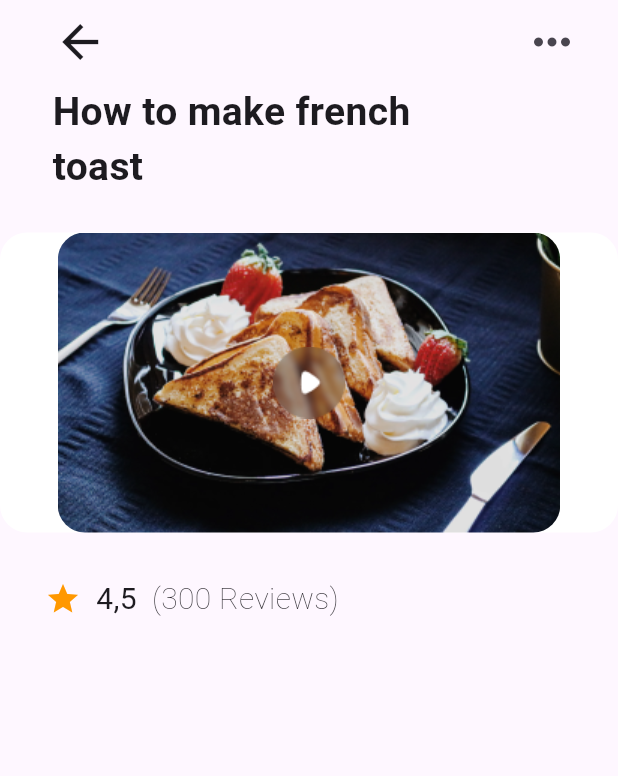
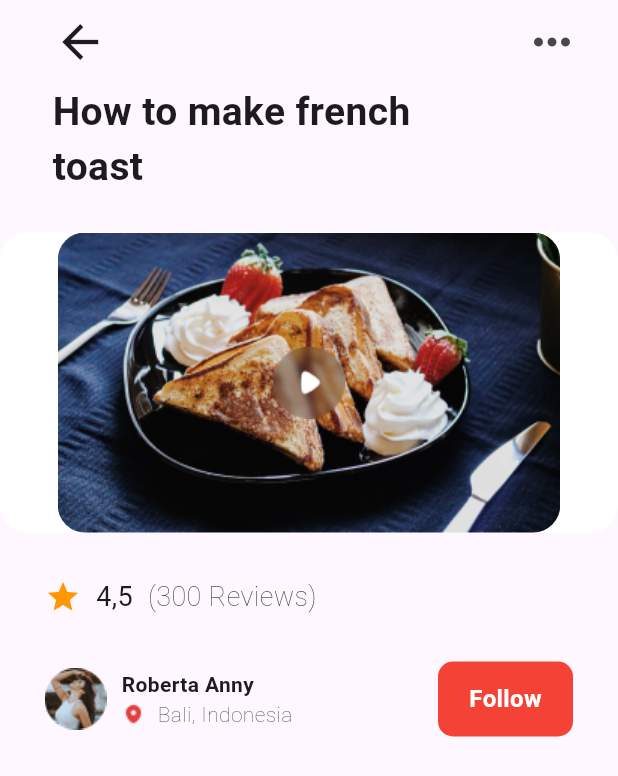
Before and after one commit to Gbeminiyi-S/foodrecipe, a Flutter app: the screen it shows after launch, on a phone screen of 412 x 824 dp. Shown: the top 776 px of the screen. Run offline on Flutter 3.47's test engine with Material 3 defaults, Android fonts, the phone set to English and light mode, and no system bars.

Commit message:
Add user section

```diff
--- a/food_recipe/lib/main.dart
+++ b/food_recipe/lib/main.dart
@@ -45,6 +45,7 @@ class _HomePageState extends State<HomePage> {
                 bgImg: "assets/images/pizza_dish.png",
                 frImg: "assets/images/play_button.png"),
             RatingSection(),
+            UserSection(),
           ],
         ));
   }
@@ -130,14 +131,72 @@ class RatingSection extends StatelessWidget {
             SizedBox(width: 10), // Add equal spacing between items
             Text(
               "4,5",
-              style: TextStyle(fontSize: 20),
+              style: TextStyle(fontSize: 18),
             ),
             SizedBox(width: 10), // Add equal spacing between items
             Text(
               "(300 Reviews)",
-              style: TextStyle(fontWeight: FontWeight.w200, fontSize: 20),
+              style: TextStyle(fontWeight: FontWeight.w200, fontSize: 18),
             ),
           ],
         ));
   }
 }
+
+class UserSection extends StatelessWidget {
+  const UserSection({Key? key});
+
+  @override
+  Widget build(BuildContext context) {
+    return Padding(
+      padding: const EdgeInsets.only(left: 30.0, right: 30.0),
+      child: Row(
+        children: [
+          Image.asset("assets/images/model.png"),
+          const SizedBox(width: 10),
+          Expanded(
+            child: Column(
+              crossAxisAlignment: CrossAxisAlignment.start,
+              children: [
+                const Text(
+                  "Roberta Anny",
+                  style: TextStyle(fontWeight: FontWeight.bold),
+                ),
+                Row(
+                  children: [
+                    Image.asset("assets/images/location.png"),
+                    const SizedBox(width: 8),
+                    const Text(
+                      "Bali, Indonesia",
+                      style: TextStyle(
+                        fontWeight: FontWeight.w200,
+                      ),
+                    ),
+                  ],
+                ),
+              ],
+            ),
+          ),
+          Container(
+            height: 50,
+            width: 90,
+            decoration: BoxDecoration(
+              borderRadius: BorderRadius.circular(10),
+              color: Colors.red.shade500,
+            ),
+            child: const Center(
+              child: Text(
+                "Follow",
+                style: TextStyle(
+                  color: Colors.white,
+                  fontWeight: FontWeight.bold,
+                  fontSize: 16,
+                ),
+              ),
+            ),
+          ),
+        ],
+      ),
+    );
+  }
+}
```
